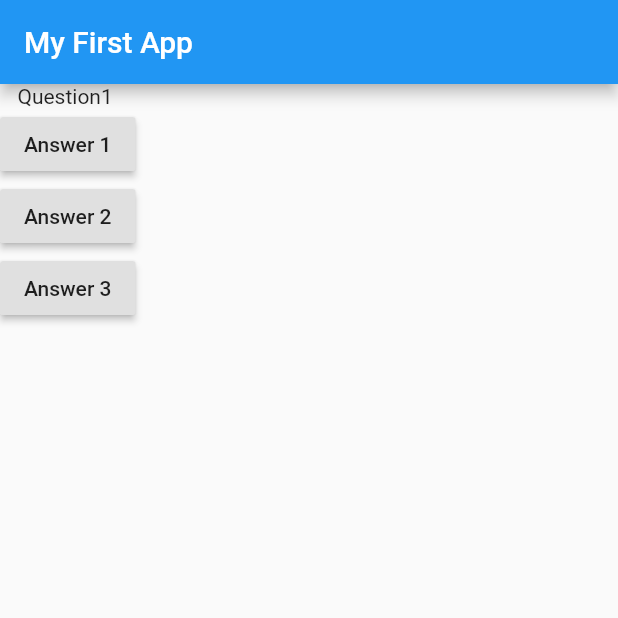
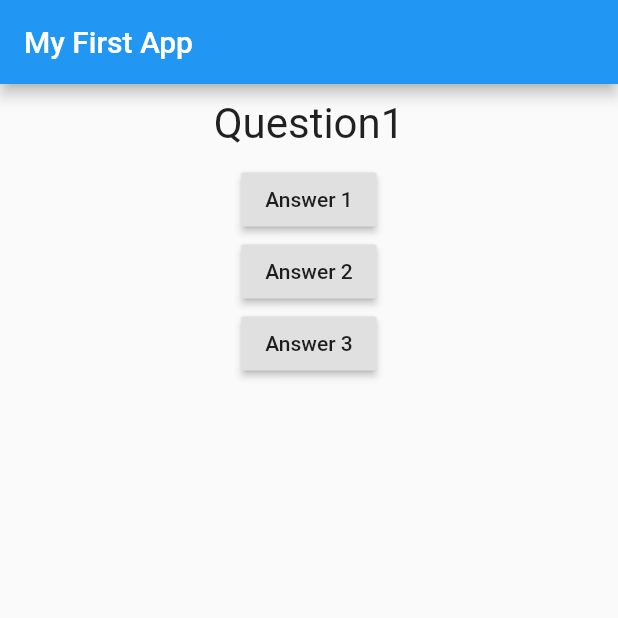
Before and after one commit to AgMyoMyint/learning-flutter, a Flutter app: the screen it shows after launch, on a phone screen of 412 x 824 dp, the top half of it. Run offline on Flutter 3.47's test engine with Material 2 defaults, Android fonts, the phone set to English and light mode, and no system bars.

Commit message:
first-styling-custom-widget

```diff
--- a/flutter_complete_guide/lib/question.dart
+++ b/flutter_complete_guide/lib/question.dart
@@ -8,6 +8,16 @@ class Question extends StatelessWidget {
 
   @override
   Widget build(BuildContext context) {
-    return Text(_questionText);
+    // return Text(_questionText);
+
+    return Container(
+      width: double.infinity,
+      margin: EdgeInsets.all(10),
+      child:  Text(
+                  _questionText,
+                  style: TextStyle(fontSize: 28),
+                  textAlign: TextAlign.center,
+              ),
+    );
   }
 }
```
